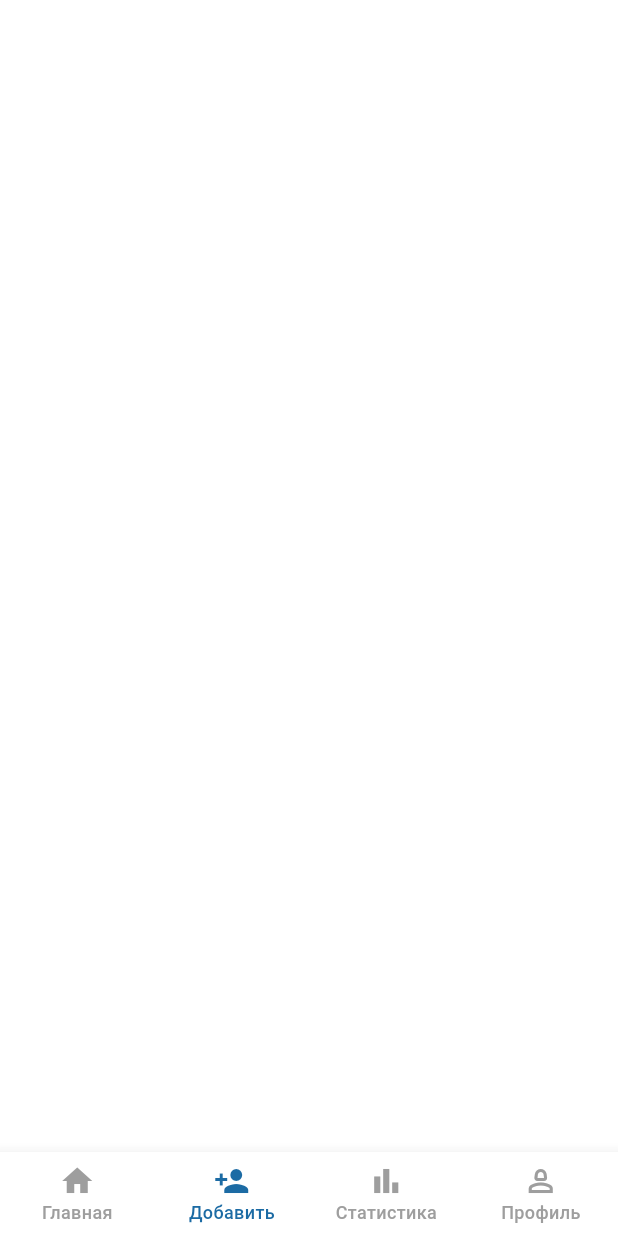
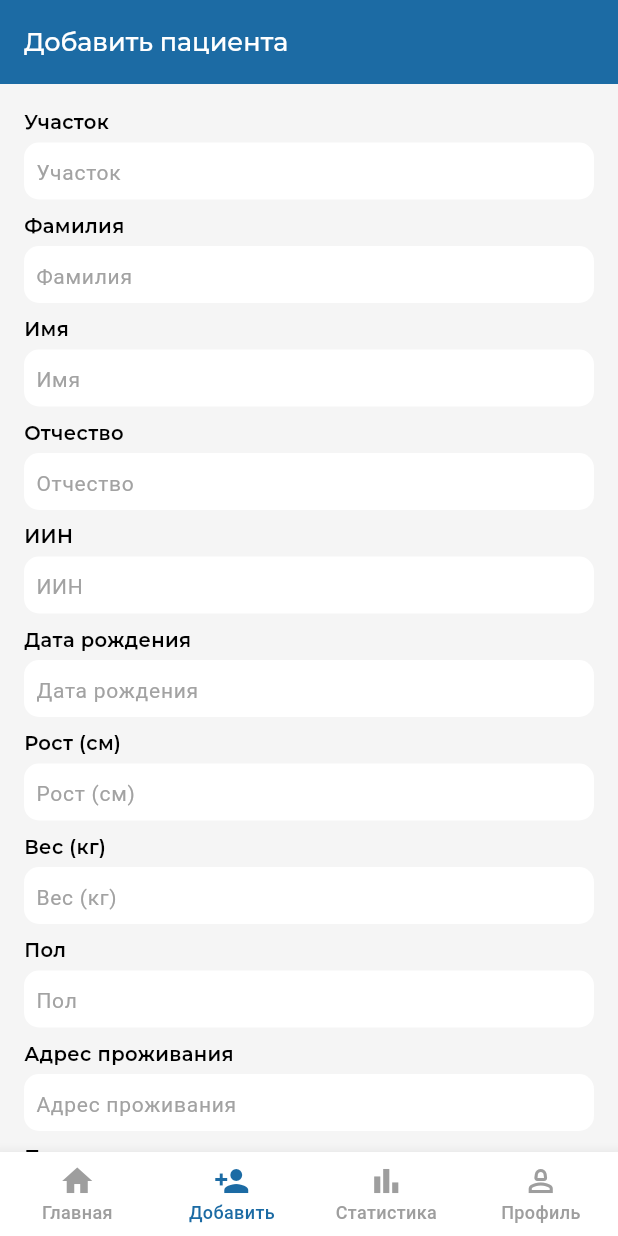
Before and after one commit to yerkinyerkin/qMed_employee, a Flutter app: the BottomNavBar screen opened directly, item 2 of the bottom bar chosen, on a phone screen of 412 x 824 dp. Run offline on Flutter 3.47's test engine with Material 3 defaults, Android fonts, the phone set to English and light mode, and no system bars; our stand-ins replace bloc, dio, flutter_bloc, get_it, google_fonts, hive and 2 more; accounts and stored records are empty; network calls fail.

Commit message:
feat-add-Patient

```diff
--- a/lib/core/bottomnavbar/bottom_navbar.dart
+++ b/lib/core/bottomnavbar/bottom_navbar.dart
@@ -1,5 +1,6 @@
 import 'package:flutter/material.dart';
 import 'package:qmed_employee/core/const/color_styles.dart';
+import 'package:qmed_employee/features/add_patient/screens/add_patient_screen.dart';
 import 'package:qmed_employee/features/home/screens/home_screen.dart';
 import 'package:qmed_employee/features/profile/screens/profile_screen.dart';
 
@@ -14,8 +15,8 @@ class BottomNavBar extends StatefulWidget {
 
 class _BottomNavBarState extends State<BottomNavBar> {
   final List<Widget> _widgetOptions =  <Widget>[
-   HomeScreen(),
-    Container(),
+    HomeScreen(),
+    AddPatientScreen(),
     Container(),
     ProfileScreen(),
   ];
--- /dev/null
+++ b/lib/features/add_patient/screens/add_patient_screen.dart
@@ -0,0 +1,172 @@
+import 'package:flutter/material.dart';
+import 'package:google_fonts/google_fonts.dart';
+import 'package:qmed_employee/core/const/color_styles.dart';
+import 'package:qmed_employee/features/add_patient/widgets/add_text_field.dart';
+
+class AddPatientScreen extends StatefulWidget {
+  const AddPatientScreen({super.key});
+
+  @override
+  State<AddPatientScreen> createState() => _AddPatientScreenState();
+}
+
+class _AddPatientScreenState extends State<AddPatientScreen> {
+  final _uchastokController = TextEditingController();
+  final _surnameController = TextEditingController();
+  final _nameController = TextEditingController();
+  final _middleNameController = TextEditingController();
+  final _iinController = TextEditingController();
+  final _birthController = TextEditingController();
+  final _lengthController = TextEditingController();
+  final _weightController = TextEditingController();
+  final _genderController = TextEditingController();
+  final _addressController = TextEditingController();
+  final _mailController = TextEditingController();
+  final _contactController = TextEditingController();
+  final _familyContactController = TextEditingController();
+
+  @override
+  void dispose() {
+    _uchastokController.dispose();
+    _surnameController.dispose();
+    _nameController.dispose();
+    _middleNameController.dispose();
+    _iinController.dispose();
+    _birthController.dispose();
+    _lengthController.dispose();
+    _weightController.dispose();
+    _genderController.dispose();
+    _addressController.dispose();
+    _mailController.dispose();
+    _contactController.dispose();
+    _familyContactController.dispose();
+
+    super.dispose();
+  }
+
+  @override
+  Widget build(BuildContext context) {
+    return Scaffold(
+      backgroundColor: ColorStyles.backgroundColor,
+      appBar: AppBar(
+        backgroundColor: ColorStyles.primaryColor,
+        title: Text('Добавить пациента',style: GoogleFonts.montserrat(fontSize: 17,
+        color: ColorStyles.whiteColor,fontWeight: FontWeight.w500,
+          ),
+        ),
+      ),
+      body: SingleChildScrollView(
+        child: Padding(
+          padding: const EdgeInsets.all(16.0),
+          child: Column(
+            children: [
+              Row(
+                children: [
+                  Text('Участок',style: GoogleFonts.montserrat(fontSize: 13,fontWeight: FontWeight.w600,color: ColorStyles.blackColor),)
+                ],
+              ),
+              const SizedBox(height: 4),
+              AddTextField(controller: _uchastokController,hintText: 'Участок',),
+              const SizedBox(height: 8),
+              Row(
+                children: [
+                  Text('Фамилия',style: GoogleFonts.montserrat(fontSize: 13,fontWeight: FontWeight.w600,color: ColorStyles.blackColor),)
+                ],
+              ),
+              const SizedBox(height: 4),
+              AddTextField(controller: _uchastokController,hintText: 'Фамилия',),
+              const SizedBox(height: 8),
+              Row(
+                children: [
+                  Text('Имя',style: GoogleFonts.montserrat(fontSize: 13,fontWeight: FontWeight.w600,color: ColorStyles.blackColor),)
+                ],
+              ),
+              const SizedBox(height: 4),
+              AddTextField(controller: _uchastokController,hintText: 'Имя',),
+              const SizedBox(height: 8),
+              Row(
+                children: [
+                  Text('Отчество',style: GoogleFonts.montserrat(fontSize: 13,fontWeight: FontWeight.w600,color: ColorStyles.blackColor),)
+                ],
+              ),
+              const SizedBox(height: 4),
+              AddTextField(controller: _uchastokController,hintText: 'Отчество',),
+              const SizedBox(height: 8),
+              Row(
+                children: [
+                  Text('ИИН',style: GoogleFonts.montserrat(fontSize: 13,fontWeight: FontWeight.w600,color: ColorStyles.blackColor),)
+                ],
+              ),
+              const SizedBox(height: 4),
+              AddTextField(controller: _uchastokController,hintText: 'ИИН',),
+              const SizedBox(height: 8),
+              Row(
+                children: [
+                  Text('Дата рождения',style: GoogleFonts.montserrat(fontSize: 13,fontWeight: FontWeight.w600,color: ColorStyles.blackColor),)
+                ],
+              ),
+              const SizedBox(height: 4),
+              AddTextField(controller: _uchastokController,hintText: 'Дата рождения',),
+              const SizedBox(height: 8),
+              Row(
+                children: [
+                  Text('Рост (см)',style: GoogleFonts.montserrat(fontSize: 13,fontWeight: FontWeight.w600,color: ColorStyles.blackColor),)
+                ],
+              ),
+              const SizedBox(height: 4),
+              AddTextField(controller: _uchastokController,hintText: 'Рост (см)',),
+              const SizedBox(height: 8),
+              Row(
+                children: [
+                  Text('Вес (кг)',style: GoogleFonts.montserrat(fontSize: 13,fontWeight: FontWeight.w600,color: ColorStyles.blackColor),)
+                ],
+              ),
+              const SizedBox(height: 4),
+              AddTextField(controller: _uchastokController,hintText: 'Вес (кг)',),
+              const SizedBox(height: 8),
+              Row(
+                children: [
+                  Text('Пол',style: GoogleFonts.montserrat(fontSize: 13,fontWeight: FontWeight.w600,color: ColorStyles.blackColor),)
+                ],
+              ),
+              const SizedBox(height: 4),
+              AddTextField(controller: _uchastokController,hintText: 'Пол',),
+              const SizedBox(height: 8),
+              Row(
+                children: [
+                  Text('Адрес проживания',style: GoogleFonts.montserrat(fontSize: 13,fontWeight: FontWeight.w600,color: ColorStyles.blackColor),)
+                ],
+              ),
+              const SizedBox(height: 4),
+              AddTextField(controller: _uchastokController,hintText: 'Адрес проживания',),
+              const SizedBox(height: 8),
+              Row(
+                children: [
+                  Text('Почта',style: GoogleFonts.montserrat(fontSize: 13,fontWeight: FontWeight.w600,color: ColorStyles.blackColor),)
+                ],
+              ),
+              const SizedBox(height: 4),
+              AddTextField(controller: _uchastokController,hintText: 'Почта',),
+              const SizedBox(height: 8),
+              Row(
+                children: [
+                  Text('Контактный телефон',style: GoogleFonts.montserrat(fontSize: 13,fontWeight: FontWeight.w600,color: ColorStyles.blackColor),)
+                ],
+              ),
+              const SizedBox(height: 4),
+              AddTextField(controller: _uchastokController,hintText: 'Контактный телефон',),
+              const SizedBox(height: 8),
+              Row(
+                children: [
+                  Text('Контактный телефон родственника',style: GoogleFonts.montserrat(fontSize: 13,fontWeight: FontWeight.w600,color: ColorStyles.blackColor),)
+                ],
+              ),
+              const SizedBox(height: 4),
+              AddTextField(controller: _uchastokController,hintText: 'Контактный телефон родственника',),
+            ],
+          ),
+        ),
+      ),
+    );
+  }
+}
--- /dev/null
+++ b/lib/features/add_patient/widgets/add_text_field.dart
@@ -0,0 +1,104 @@
+import 'package:flutter/material.dart';
+
+class AddTextField extends StatelessWidget {
+  const AddTextField({
+    super.key,
+    this.controller,
+    this.hintText,
+    this.prefix,
+    this.suffix,
+    this.fillColor = const Color(0xFFFFFFFF),
+    this.height = 38,
+    this.borderRadius = 10,
+    this.onChanged,
+    this.onTap,
+    this.focusNode,
+    this.textStyle,
+    this.keyboardType,
+    this.textInputAction,
+    this.obscureText = false,
+    this.cursorColor,
+    this.autofocus = false,
+    this.enabled = true,
+  });
+
+  final TextEditingController? controller;
+  final String? hintText;
+  final Widget? prefix;
+  final Widget? suffix;
+
+  final Color fillColor;
+  final double height;
+  final double borderRadius;
+
+  final ValueChanged<String>? onChanged;
+  final VoidCallback? onTap;
+  final FocusNode? focusNode;
+  final TextStyle? textStyle;
+  final TextInputType? keyboardType;
+  final TextInputAction? textInputAction;
+  final bool obscureText;
+  final Color? cursorColor;
+  final bool autofocus;
+  final bool enabled;
+
+  @override
+  Widget build(BuildContext context) {
+    final radius = BorderRadius.circular(borderRadius);
+
+    return SizedBox(
+      height: height,
+      child: TextField(
+        controller: controller,
+        focusNode: focusNode,
+        keyboardType: keyboardType,
+        textInputAction: textInputAction,
+        obscureText: obscureText,
+        autofocus: autofocus,
+        enabled: enabled,
+        style: textStyle,
+        onChanged: onChanged,
+        onTap: onTap,
+        cursorColor: cursorColor ?? Colors.grey,
+        textAlignVertical: TextAlignVertical.center,
+        decoration: InputDecoration(
+
+          isCollapsed: true,
+          filled: true,
+          fillColor: fillColor,
+          hintText: hintText,
+          hintStyle: const TextStyle(
+            color: Color(0xFFA2A2A2),
+            fontSize: 14,
+            fontWeight: FontWeight.w400,
+          ),
+          contentPadding: const EdgeInsets.symmetric(horizontal: 4,vertical: 8),
+
+          prefixIcon: prefix,
+          prefixIconConstraints: BoxConstraints(
+            minWidth: 40,
+            minHeight: height,
+          ),
+          suffixIcon: suffix,
+          suffixIconConstraints: BoxConstraints(
+            minWidth: 40,
+            minHeight: height,
+          ),
+
+          border: OutlineInputBorder(
+            borderRadius: radius,
+            borderSide: BorderSide.none,
+          ),
+          enabledBorder: OutlineInputBorder(
+            borderRadius: radius,
+            borderSide: BorderSide.none,
+          ),
+          focusedBorder: OutlineInputBorder(
+            borderRadius: radius,
+            borderSide: BorderSide.none,
+          ),
+        ),
+      ),
+    );
+  }
+}
--- a/lib/features/home/screens/home_screen.dart
+++ b/lib/features/home/screens/home_screen.dart
@@ -16,6 +16,12 @@ class HomeScreen extends StatefulWidget {
 
 class _HomeScreenState extends State<HomeScreen> {
   final _controller = TextEditingController();
+
+  @override
+  void dispose() {
+    _controller.dispose();
+    super.dispose();
+  }
 
   @override
   Widget build(BuildContext context) {
--- a/lib/main.dart
+++ b/lib/main.dart
@@ -45,7 +45,7 @@ class MyApp extends StatelessWidget {
         ),
         home: token.get('token') == null
               ? const LoginScreen()
-              :  BottomNavBar(index: 0),
+              : BottomNavBar(index: 1),
       ),
     );
   }
```
